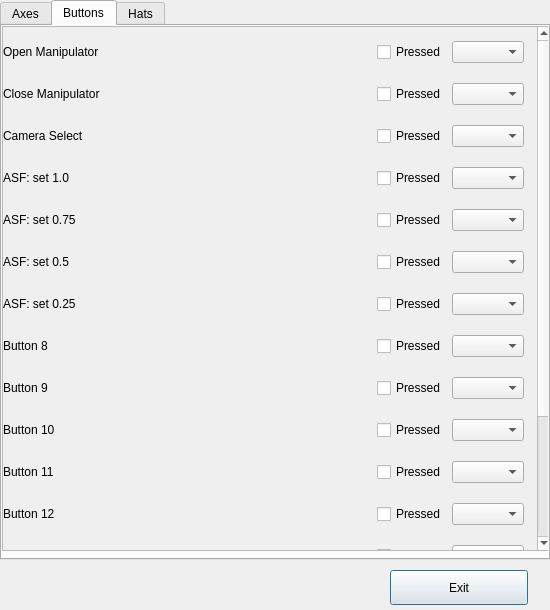
igorek-murrom/RovUI2, file joysticksetupdialog.ui: the form before one commit.
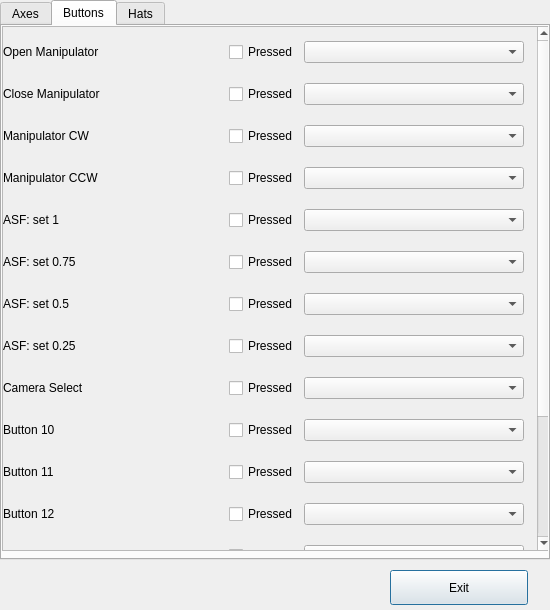
The form after the commit. The open tabs and pages were chosen to show the change.

Diff of the .ui file:
```diff
--- a/joysticksetupdialog.ui
+++ b/joysticksetupdialog.ui
@@ -10,6 +10,24 @@
     <height>610</height>
    </rect>
   </property>
+  <property name="sizePolicy">
+   <sizepolicy hsizetype="Fixed" vsizetype="Fixed">
+    <horstretch>0</horstretch>
+    <verstretch>0</verstretch>
+   </sizepolicy>
+  </property>
+  <property name="minimumSize">
+   <size>
+    <width>550</width>
+    <height>610</height>
+   </size>
+  </property>
+  <property name="maximumSize">
+   <size>
+    <width>550</width>
+    <height>610</height>
+   </size>
+  </property>
   <property name="windowTitle">
    <string>Dialog</string>
   </property>
@@ -35,6 +53,12 @@
      <height>560</height>
     </rect>
    </property>
+   <property name="sizePolicy">
+    <sizepolicy hsizetype="Expanding" vsizetype="Expanding">
+     <horstretch>1</horstretch>
+     <verstretch>1</verstretch>
+    </sizepolicy>
+   </property>
    <property name="currentIndex">
     <number>2</number>
    </property>
@@ -260,6 +284,12 @@
     </widget>
    </widget>
    <widget class="QWidget" name="buttonTab">
+    <property name="sizePolicy">
+     <sizepolicy hsizetype="Expanding" vsizetype="Expanding">
+      <horstretch>0</horstretch>
+      <verstretch>0</verstretch>
+     </sizepolicy>
+    </property>
     <attribute name="title">
      <string>Buttons</string>
     </attribute>
@@ -322,7 +352,7 @@
        </property>
        <layout class="QVBoxLayout" name="buttonLayout">
         <item>
-         <layout class="QHBoxLayout" name="openManipHL" stretch="1,0,0">
+         <layout class="QHBoxLayout" name="button1HL" stretch="1,0,1">
           <item>
            <widget class="QLabel" name="openManipL">
             <property name="text">
@@ -346,7 +376,7 @@
          </layout>
         </item>
         <item>
-         <layout class="QHBoxLayout" name="closeManipHL" stretch="1,0,0">
+         <layout class="QHBoxLayout" name="button2HL" stretch="1,0,1">
           <item>
            <widget class="QLabel" name="closeManipL">
             <property name="text">
@@ -370,11 +400,11 @@
          </layout>
         </item>
         <item>
-         <layout class="QHBoxLayout" name="camSelHL" stretch="1,0,0">
+         <layout class="QHBoxLayout" name="button3HL" stretch="1,0,1">
           <item>
            <widget class="QLabel" name="camSelL">
             <property name="text">
-             <string>Camera Select</string>
+             <string>Manipulator CW</string>
             </property>
            </widget>
           </item>
@@ -394,11 +424,11 @@
          </layout>
         </item>
         <item>
-         <layout class="QHBoxLayout" name="asfFHL" stretch="1,0,0">
+         <layout class="QHBoxLayout" name="button4HL" stretch="1,0,1">
           <item>
            <widget class="QLabel" name="asfFL">
             <property name="text">
-             <string>ASF: set 1.0</string>
+             <string>Manipulator CCW</string>
             </property>
            </widget>
           </item>
@@ -418,16 +448,40 @@
          </layout>
         </item>
         <item>
-         <layout class="QHBoxLayout" name="asfMHL" stretch="1,0,0">
+         <layout class="QHBoxLayout" name="button5HL" stretch="1,0,1">
           <item>
-           <widget class="QLabel" name="asfMSL">
+           <widget class="QLabel" name="button5L">
+            <property name="text">
+             <string>ASF: set 1</string>
+            </property>
+           </widget>
+          </item>
+          <item>
+           <widget class="QCheckBox" name="button5ID">
+            <property name="text">
+             <string>Pressed</string>
+            </property>
+            <property name="checkable">
+             <bool>true</bool>
+            </property>
+           </widget>
+          </item>
+          <item>
+           <widget class="QComboBox" name="button5CB"/>
+          </item>
+         </layout>
+        </item>
+        <item>
+         <layout class="QHBoxLayout" name="button6HL" stretch="1,0,1">
+          <item>
+           <widget class="QLabel" name="button6L">
             <property name="text">
              <string>ASF: set 0.75</string>
             </property>
            </widget>
           </item>
           <item>
-           <widget class="QCheckBox" name="asfMID">
+           <widget class="QCheckBox" name="button6ID">
             <property name="text">
              <string>Pressed</string>
             </property>
@@ -437,12 +491,12 @@
            </widget>
           </item>
           <item>
-           <widget class="QComboBox" name="asfMCB"/>
+           <widget class="QComboBox" name="button6CB"/>
           </item>
          </layout>
         </item>
         <item>
-         <layout class="QHBoxLayout" name="asfSHL" stretch="1,0,0">
+         <layout class="QHBoxLayout" name="button7HL" stretch="1,0,1">
           <item>
            <widget class="QLabel" name="asfSL">
             <property name="text">
@@ -466,35 +520,11 @@
          </layout>
         </item>
         <item>
-         <layout class="QHBoxLayout" name="asfUSHL" stretch="1,0,0">
-          <item>
-           <widget class="QLabel" name="asfUSL">
-            <property name="text">
-             <string>ASF: set 0.25</string>
-            </property>
-           </widget>
-          </item>
-          <item>
-           <widget class="QCheckBox" name="asfUSID">
-            <property name="text">
-             <string>Pressed</string>
-            </property>
-            <property name="checkable">
-             <bool>true</bool>
-            </property>
-           </widget>
-          </item>
-          <item>
-           <widget class="QComboBox" name="asfUSCB"/>
-          </item>
-         </layout>
-        </item>
-        <item>
-         <layout class="QHBoxLayout" name="button8HL" stretch="1,0,0">
+         <layout class="QHBoxLayout" name="button8HL" stretch="1,0,1">
           <item>
            <widget class="QLabel" name="button8L">
             <property name="text">
-             <string>Button 8</string>
+             <string>ASF: set 0.25</string>
             </property>
            </widget>
           </item>
@@ -514,11 +544,11 @@
          </layout>
         </item>
         <item>
-         <layout class="QHBoxLayout" name="button9HL" stretch="1,0,0">
+         <layout class="QHBoxLayout" name="button9HL" stretch="1,0,1">
           <item>
            <widget class="QLabel" name="button9L">
             <property name="text">
-             <string>Button 9</string>
+             <string>Camera Select</string>
             </property>
            </widget>
           </item>
@@ -538,7 +568,7 @@
          </layout>
         </item>
         <item>
-         <layout class="QHBoxLayout" name="button10HL" stretch="1,0,0">
+         <layout class="QHBoxLayout" name="button10HL" stretch="1,0,1">
           <item>
            <widget class="QLabel" name="button10L">
             <property name="text">
@@ -562,7 +592,7 @@
          </layout>
         </item>
         <item>
-         <layout class="QHBoxLayout" name="button11HL" stretch="1,0,0">
+         <layout class="QHBoxLayout" name="button11HL" stretch="1,0,1">
           <item>
            <widget class="QLabel" name="button11L">
             <property name="text">
@@ -586,7 +616,7 @@
          </layout>
         </item>
         <item>
-         <layout class="QHBoxLayout" name="button12HL" stretch="1,0,0">
+         <layout class="QHBoxLayout" name="button12HL" stretch="1,0,1">
           <item>
            <widget class="QLabel" name="button12L">
             <property name="text">
@@ -610,7 +640,7 @@
          </layout>
         </item>
         <item>
-         <layout class="QHBoxLayout" name="button13HL" stretch="1,0,0">
+         <layout class="QHBoxLayout" name="button13HL" stretch="1,0,1">
           <item>
            <widget class="QLabel" name="button13L">
             <property name="text">
```
Left out of the diff: 111 changed lines with no effect on the pictures.
